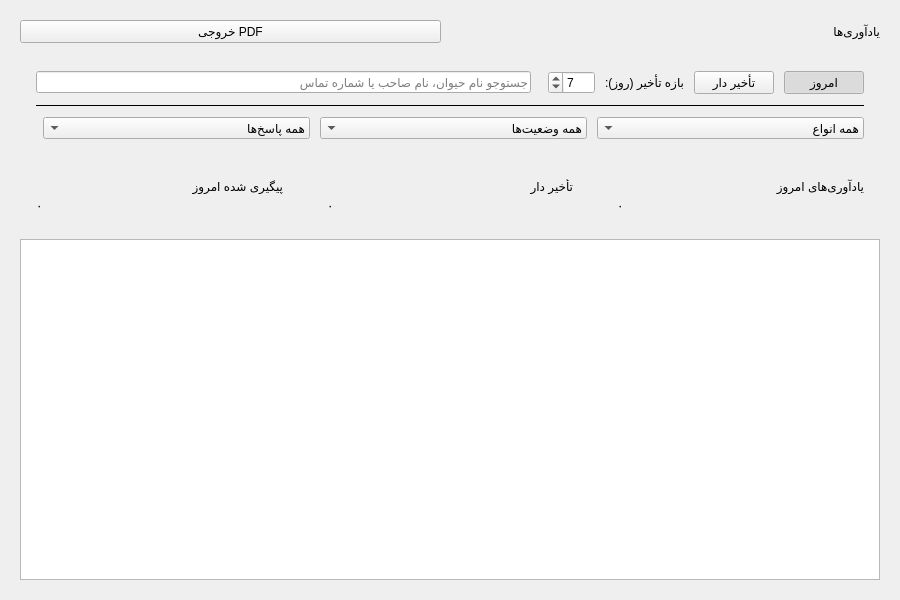
First picture: the form in reminderswidget.ui, repository Mohoya7/veterinary-vaccination-system, before the edit.
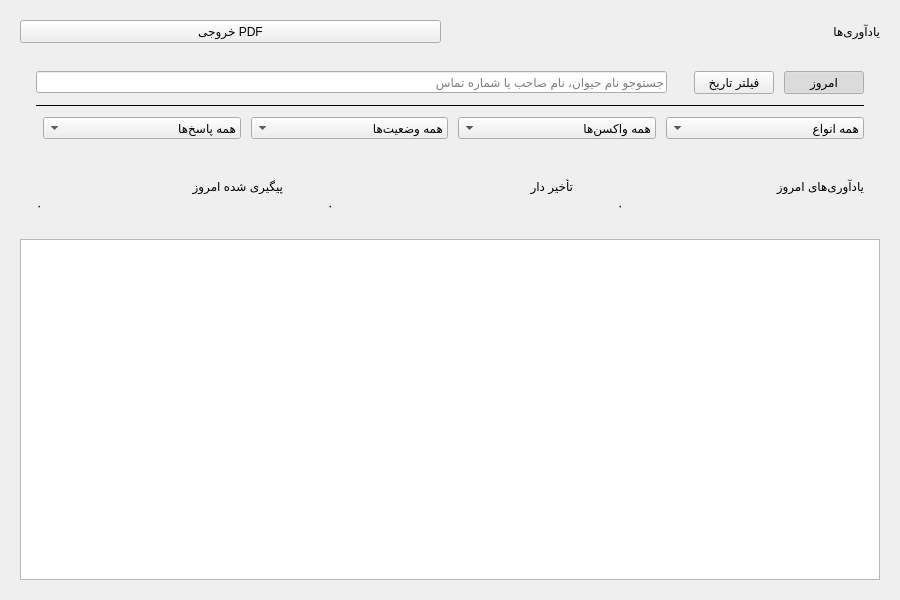
Second picture: the form after the edit.

Patch:
```diff
--- a/reminderswidget.ui
+++ b/reminderswidget.ui
@@ -54,22 +54,14 @@
         </item>
         <item>
          <widget class="QPushButton" name="btnModeOverdue">
-          <property name="text"><string>تأخیر دار</string></property>
+          <property name="text"><string>فیلتر تاریخ</string></property>
           <property name="minimumHeight"><number>34</number></property>
           <property name="checkable"><bool>true</bool></property>
          </widget>
         </item>
         <item>
-         <widget class="QLabel" name="overdueDaysLabel">
-          <property name="text"><string>بازه تأخیر (روز):</string></property>
+         <widget class="QWidget" name="filterDateContainer">
           <property name="visible"><bool>false</bool></property>
-         </widget>
-        </item>
-        <item>
-         <widget class="QSpinBox" name="overdueDaysSpin">
-          <property name="minimum"><number>1</number></property>
-          <property name="maximum"><number>365</number></property>
-          <property name="value"><number>7</number></property>
           <property name="minimumHeight"><number>34</number></property>
           <property name="visible"><bool>false</bool></property>
          </widget>
@@ -103,6 +95,12 @@
           <item><property name="text"><string>گربه</string></property></item>
          </widget>
         </item>
+        <item>
+         <widget class="QComboBox" name="vaccineTypeCombo">
+          <property name="minimumHeight"><number>34</number></property>
+          <item><property name="text"><string>همه واکسن‌ها</string></property></item>
+         </widget>
+        </item>
         <item>
          <widget class="QComboBox" name="followUpCombo">
           <item><property name="text"><string>همه وضعیت‌ها</string></property></item>
```
Left out of the diff: 7 changed lines with no effect on the pictures.
